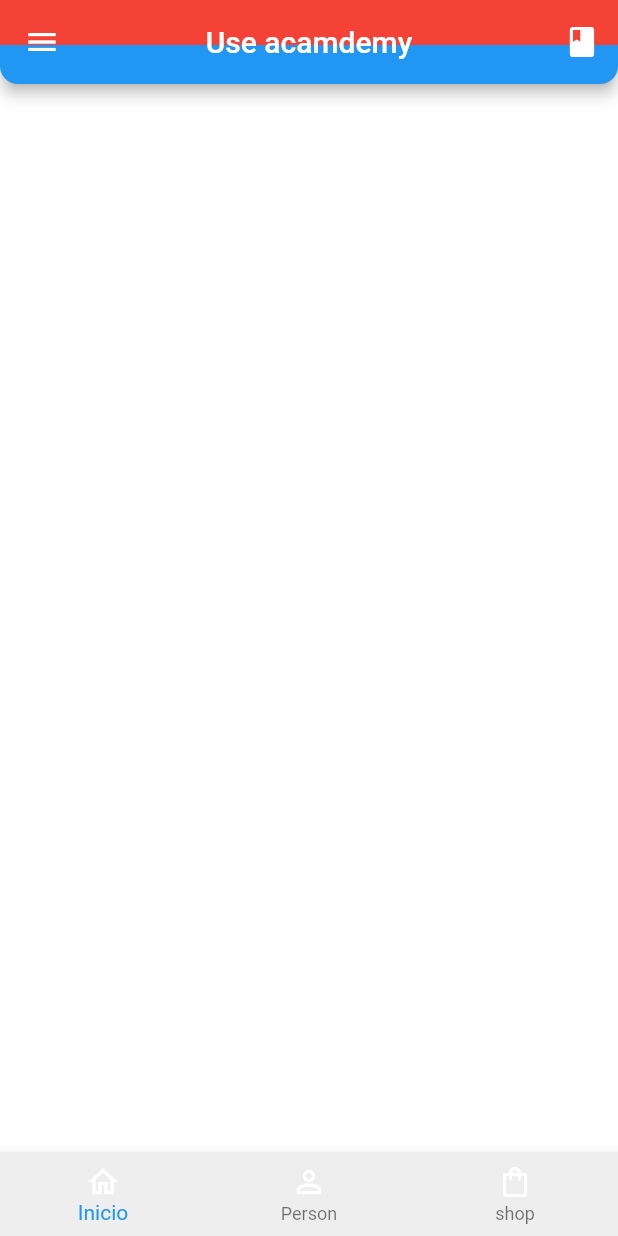
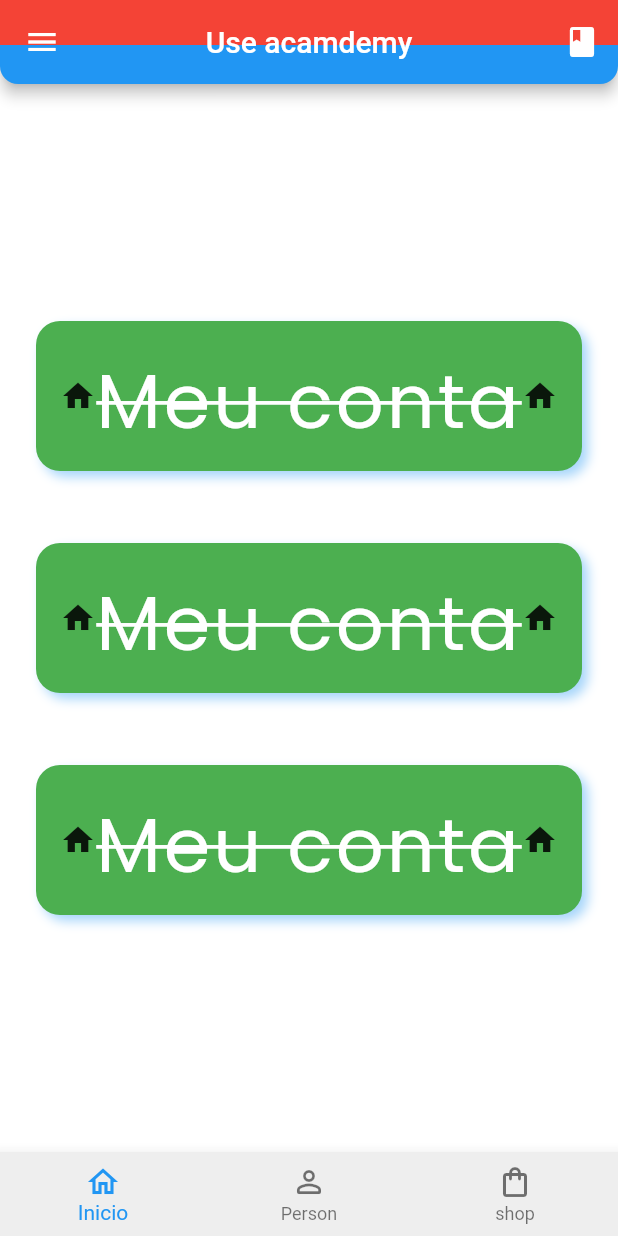
Before and after one commit to pabriciofreitas/aula-3, a Flutter app: the screen it shows after launch, on a phone screen of 412 x 824 dp. Run offline on Flutter 3.47's test engine with Material 2 defaults, Android fonts, the phone set to English and light mode, and no system bars; our stand-ins replace google_fonts.

Commit message:
feat: added to scaffold with column and containers

```diff
--- a/lib/main.dart
+++ b/lib/main.dart
@@ -1,4 +1,5 @@
 import 'package:flutter/material.dart';
+import 'package:google_fonts/google_fonts.dart';
 
 void main() {
   runApp(const MyApp());
@@ -29,6 +30,7 @@ class MyApp extends StatelessWidget {
             height: 30,
             color: Colors.red,
           ),
+          //title:align(alignment:aling.center)
           title: const Text("Use acamdemy"),
           centerTitle: true,
           //titleSpacing: ,
@@ -50,11 +52,29 @@ class MyApp extends StatelessWidget {
         ),
         //
         backgroundColor: const Color(0xFFFFFFFF),
-        //
+        //extedboby extende tamanho do body
+
+        body: SafeArea(
+          child: Column(
+            //mainAxisSize: , //tamanho máximo possivel
+            mainAxisAlignment: MainAxisAlignment
+                .center, //vertical space around.espaço dispomnive , evenlu
+            // crossAxisAlignment:
+            //   CrossAxisAlignment.stretch, //prencher hozizontal  //horizontal
+            //verticalDirection: VerticalDirection.up,//começa coluna de baixo
+            children: [
+              MyContainer(),
+              MyContainer(),
+              MyContainer(),
+            ],
+          ),
+        ),
+
         //extendBodyBehindAppBar: , persistir botão mesmo se trocar de tela
 
         bottomNavigationBar: BottomNavigationBar(
           backgroundColor: Colors.grey[200],
+          selectedItemColor: Colors.blue,
           selectedLabelStyle: const TextStyle(
             color: Colors.white,
           ),
@@ -69,21 +89,21 @@ class MyApp extends StatelessWidget {
               label: "Inicio",
               icon: Icon(
                 Icons.home_outlined,
-                color: Colors.white,
+                //color: Colors.white,
               ),
             ),
             BottomNavigationBarItem(
               label: "Person",
               icon: Icon(
                 Icons.person_outline_rounded,
-                color: Colors.white,
+                //color: Colors.white,
               ),
             ),
             BottomNavigationBarItem(
               label: "shop",
               icon: Icon(
                 Icons.shopping_bag_outlined,
-                color: Colors.white,
+                //color: Colors.white,
               ),
             ),
           ],
@@ -92,3 +112,58 @@ class MyApp extends StatelessWidget {
     );
   }
 }
+
+class MyContainer extends StatelessWidget {
+  const MyContainer({
+    Key? key,
+  }) : super(key: key);
+
+  @override
+  Widget build(BuildContext context) {
+    return Container(
+      //  width: ,
+      height: 100,
+
+      margin: const EdgeInsets.all(24), //fora
+      padding: const EdgeInsets.all(16), //dentro
+      //alignment: Alignment.center,
+      decoration: BoxDecoration(
+        //desinger diz que bordar trás segurança par cliente
+        borderRadius: BorderRadius.circular(16),
+
+        boxShadow: [
+          BoxShadow(
+            color: Colors.blue.withOpacity(0.4),
+            offset: Offset(4.0, 4.0),
+            blurRadius: 6,
+          ),
+        ],
+        //shape: BoxShape,
+        color: Colors.green,
+      ),
+      child: Row(//mainAxisAlignment: MainAxisAlignment.spaceBetween,
+          children: [
+        const Icon(Icons.home),
+        Expanded(
+          child: Text(
+            "Meu containerffdsfdssfsdfdsfsd",
+            maxLines: 2,
+            overflow: TextOverflow
+                .ellipsis, //casp texto seja maior poem 3 pontos de continuo
+            //semanticsLabel: ,dolar
+            textAlign: TextAlign.center,
+            //textScaleFactor: 1.0, almentar fonte do texto // se não aumenta no systema operacional n mexe com esse coisa // no material tem isso
+            style: GoogleFonts.poppins(
+                fontSize: 50,
+                fontWeight: FontWeight.w400,
+                color: Colors.white,
+                decoration: TextDecoration.lineThrough, //linha notextp
+                //decorationStyle: TextDecorationStyle.dashed
+                letterSpacing: 2.0),
+          ),
+        ),
+        const Icon(Icons.home),
+      ]),
+    );
+  }
+}
```
